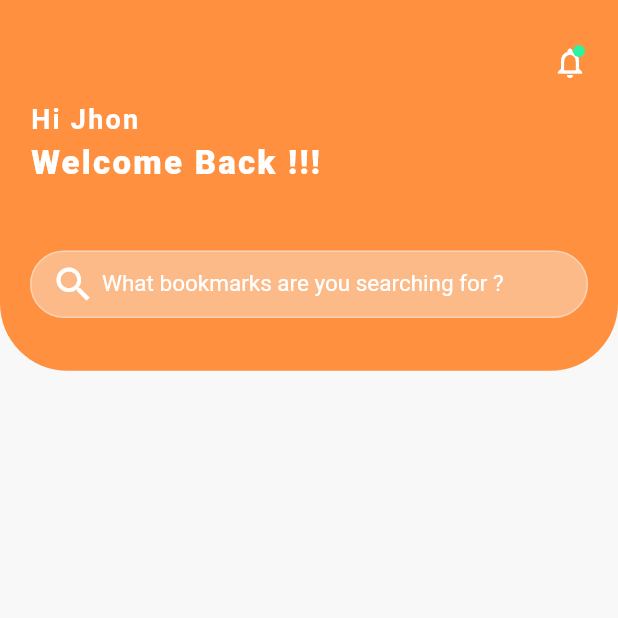
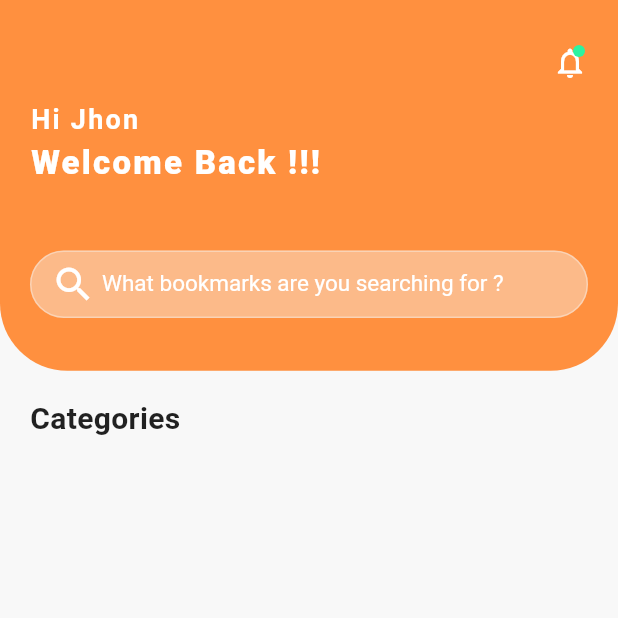
Before and after one commit to priteshjungkarki/eat_ziffy_task, a Flutter app: the screen it shows after launch, on a phone screen of 412 x 824 dp, the top half of it. Run offline on Flutter 3.47's test engine with Material 2 defaults, Android fonts, the phone set to English and light mode, and no system bars.

Commit message:
packages added

```diff
--- a/lib/ui/homepage/ui/homepage_ui.dart
+++ b/lib/ui/homepage/ui/homepage_ui.dart
@@ -14,8 +14,18 @@ class _HomePageState extends State<HomePage> {
     return Scaffold(
       backgroundColor: Color(0XFFF8F8F8),
       body: Column(
+        crossAxisAlignment: CrossAxisAlignment.start,
         children: [
           commonContainer(check: true, context: context),
+          Padding(
+            padding: const EdgeInsets.only(left: 20.0, top: 20.0, bottom: 20.0),
+            child: Text('Categories',
+                style: TextStyle(
+                  fontWeight: FontWeight.bold,
+                  letterSpacing: 0.25,
+                  fontSize: 20.0,
+                )),
+          ),
         ],
       ),
     );
--- a/pubspec.yaml
+++ b/pubspec.yaml
@@ -28,6 +28,9 @@ dependencies:
   # The following adds the Cupertino Icons font to your application.
   # Use with the CupertinoIcons class for iOS style icons.
   cupertino_icons: ^1.0.2
+  flutter_bloc: ^7.3.0
+  equatable: ^2.0.3
+  shimmer: ^2.0.0
 
 dev_dependencies:
   flutter_test:
```
Also changed, not shown: pubspec.lock.
